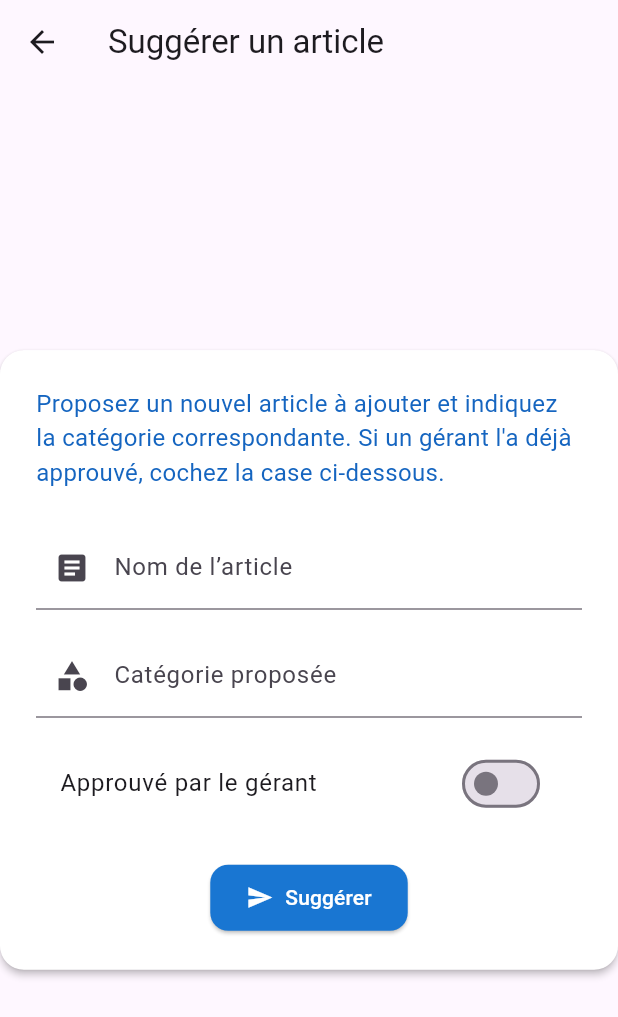
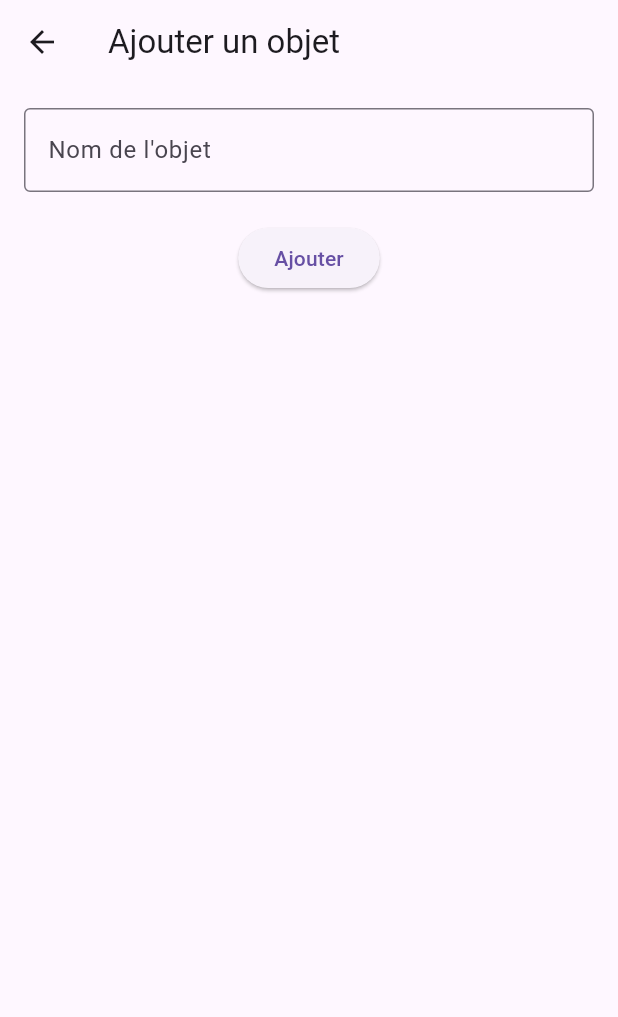
Before and after one commit to Madgicunit/triage-1, a Flutter app: the AddItemPage screen opened by its route, on a phone screen of 412 x 824 dp. Shown: the top 1017 px of the screen. Run offline on Flutter 3.47's test engine with Material 3 defaults, Android fonts, the phone set to English and light mode, and no system bars.

```diff
--- a/lib/main.dart
+++ b/lib/main.dart
@@ -211,120 +211,47 @@ class AddItemPage extends StatefulWidget {
   const AddItemPage({super.key});
 
   @override
-  AddItemPageState createState() => AddItemPageState();
+  // ignore: library_private_types_in_public_api
+  _AddItemPageState createState() => _AddItemPageState();
 }
 
-class AddItemPageState extends State<AddItemPage> {
-  final _formKey = GlobalKey<FormState>();
-  final TextEditingController _nomController = TextEditingController();
-  final TextEditingController _categorieController = TextEditingController();
-  bool _estApprouve = false;
+class _AddItemPageState extends State<AddItemPage> {
+  final TextEditingController nameController = TextEditingController();
 
   @override
   Widget build(BuildContext context) {
     return Scaffold(
-      appBar: AppBar(title: Text('Suggérer un article')),
-      body: Center(
-        child: Container(
-          constraints: BoxConstraints(maxWidth: 500, minWidth: 350),
-          padding: const EdgeInsets.symmetric(vertical: 32.0),
-          child: Material(
-            elevation: 2,
-            borderRadius: BorderRadius.circular(16),
-            color: Colors.white,
-            child: Padding(
-              padding: const EdgeInsets.all(24.0),
-              child: Form(
-                key: _formKey,
+      appBar: AppBar(title: Text('Ajouter un objet')),
+      body: Padding(
+        padding: const EdgeInsets.all(16.0),
         child: Column(
-                  mainAxisSize: MainAxisSize.min,
-                  crossAxisAlignment: CrossAxisAlignment.start,
           children: [
-                    Text(
-                      "Proposez un nouvel article à ajouter et indiquez la catégorie correspondante. "
-                      "Si un gérant l'a déjà approuvé, cochez la case ci-dessous.",
-                      style: TextStyle(fontSize: 16, color: Colors.blue[800]),
-                    ),
-                    SizedBox(height: 24),
-                    TextFormField(
-                      controller: _nomController,
+            TextField(
+              controller: nameController,
               decoration: InputDecoration(
-                        labelText: 'Nom de l’article',
-                        prefixIcon: Icon(Icons.article),
-                      ),
-                      validator: (value) {
-                        if (value == null || value.isEmpty) {
-                          return 'Ce champ est obligatoire';
-                        }
-                        return null;
-                      },
-                    ),
-                    SizedBox(height: 16),
-                    TextFormField(
-                      controller: _categorieController,
-                      decoration: InputDecoration(
-                        labelText: 'Catégorie proposée',
-                        prefixIcon: Icon(Icons.category),
-                      ),
-                      validator: (value) {
-                        if (value == null || value.isEmpty) {
-                          return 'Ce champ est obligatoire';
-                        }
-                        return null;
-                      },
-                    ),
-                    SizedBox(height: 16),
-                    SwitchListTile(
-                      title: Text('Approuvé par le gérant'),
-                      value: _estApprouve,
-                      onChanged: (value) {
-                        setState(() => _estApprouve = value);
-                      },
-                    ),
-                    SizedBox(height: 24),
-                    Center(
-                      child: ElevatedButton.icon(
-                        icon: Icon(Icons.send),
-                        label: Text('Suggérer'),
-                        style: ElevatedButton.styleFrom(
-                          backgroundColor: Colors.blue[700],
-                          foregroundColor: Colors.white,
-                          padding: EdgeInsets.symmetric(horizontal: 24, vertical: 12),
-                          shape: RoundedRectangleBorder(borderRadius: BorderRadius.circular(12)),
-                        ),
-                        onPressed: () {
-                          if (_formKey.currentState!.validate()) {
-                            final nom = _nomController.text;
-                            final categorie = _categorieController.text;
-                            final approuve = _estApprouve;
-                            ScaffoldMessenger.of(context).showSnackBar(
-                              SnackBar(
-                                content: Text(
-                                  'Suggestion envoyée : $nom ($categorie)'
-                                  '${approuve ? ' [Approuvé]' : ''}',
+                labelText: 'Nom de l\'objet',
+                border: OutlineInputBorder(),
               ),
             ),
+            SizedBox(height: 20),
+            ElevatedButton(
+              onPressed: () {
+                final name = nameController.text.trim();
+                if (name.isNotEmpty) {
+                  ScaffoldMessenger.of(context).showSnackBar(
+                    SnackBar(content: Text('Objet "$name" ajouté !')),
                   );
-
-                            _formKey.currentState!.reset();
-                            _nomController.clear();
-                            _categorieController.clear();
-                            setState(() => _estApprouve = false);
+                  Navigator.pop(context);
                 }
               },
-                      ),
+              child: Text('Ajouter'),
             ),
           ],
-                ),
-              ),
-            ),
-          ),
         ),
       ),
     );
   }
 }
-
 
 class DirectivesPage extends StatelessWidget {
   const DirectivesPage({super.key});
```
Lines whose indentation alone changed are shown as unchanged.
